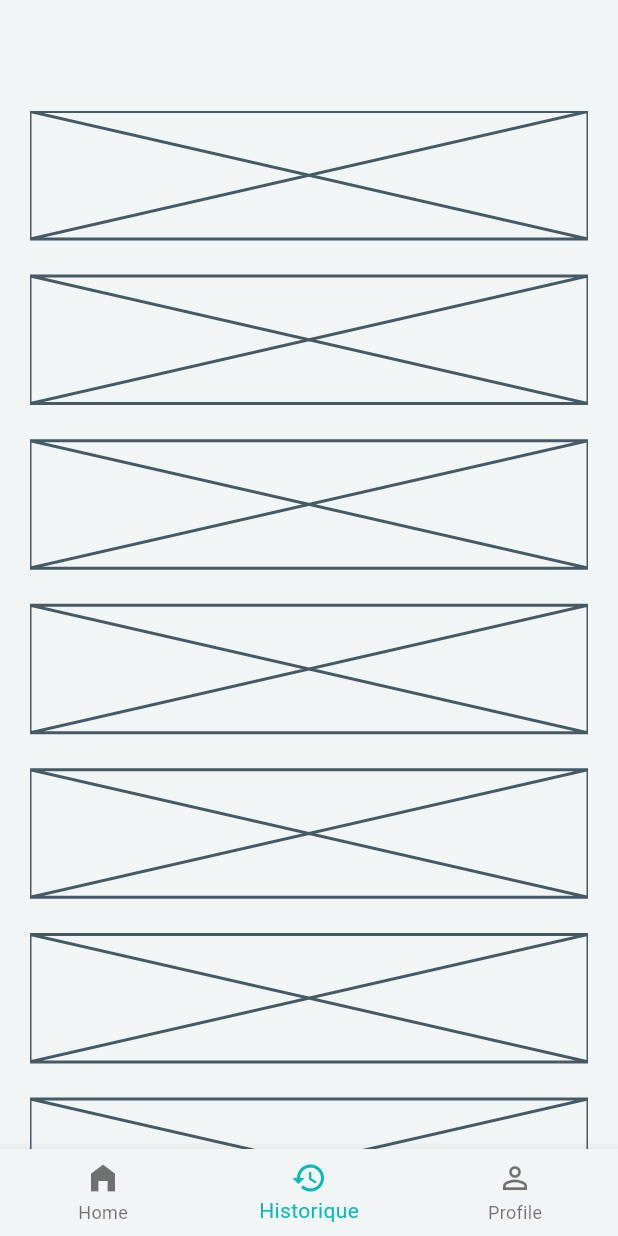
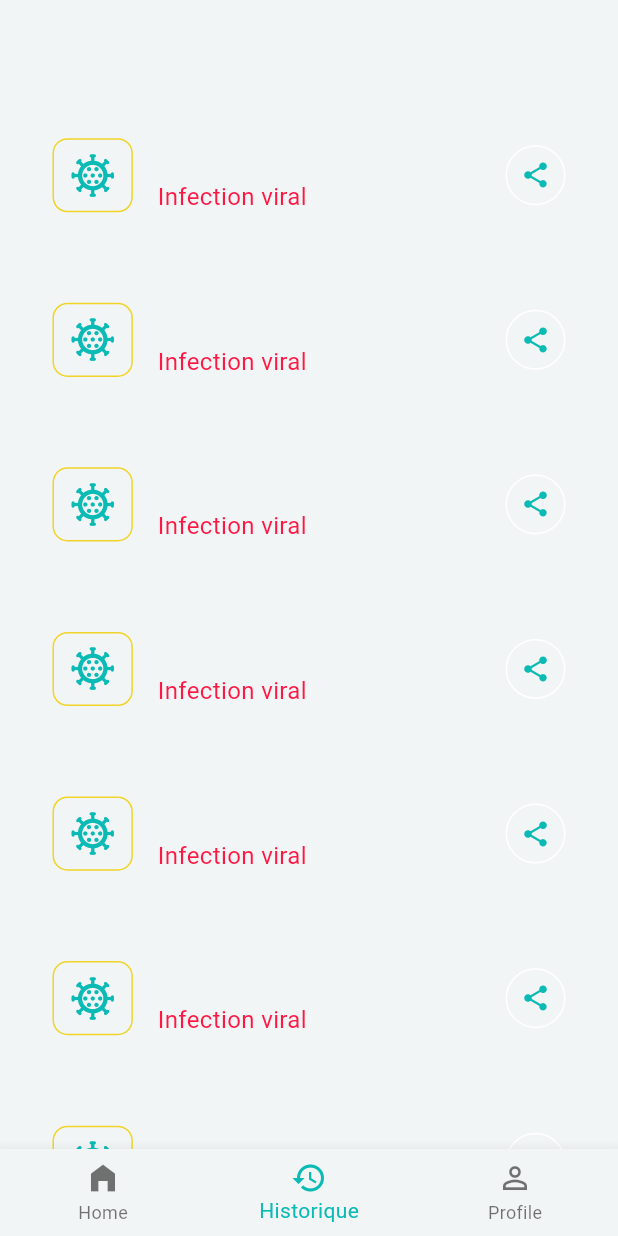
Before and after one commit to KDBismael/scanX-pi, a Flutter app: the screen it shows after launch, item 2 of the bottom bar chosen, on a phone screen of 412 x 824 dp. Run offline on Flutter 3.47's test engine with Material 3 defaults, Android fonts, the light colour scheme and no system bars; our stand-ins replace camera, dartz, equatable, get_it, shared_preferences; missing offline and left inert: datepicker_dropdown.

Commit message:
add analyse result card

```diff
--- a/lib/features/analyse_image/presentation/screens/analyse_historic_screen.dart
+++ b/lib/features/analyse_image/presentation/screens/analyse_historic_screen.dart
@@ -1,4 +1,6 @@
 import 'package:flutter/material.dart';
+import 'package:scanx/features/analyse_image/domain/entities/analyse_result_entity.dart';
+import 'package:scanx/features/analyse_image/presentation/widgets/analyse_result_card.dart';
 
 class AnalyseHistoricScreen extends StatelessWidget {
   const AnalyseHistoricScreen({super.key});
@@ -32,9 +34,12 @@ class AnalyseHistoricScreen extends StatelessWidget {
                   ),
                   itemCount: 10,
                   itemBuilder: (context, index) {
-                    return Placeholder(
-                      fallbackHeight: 85,
-                      fallbackWidth: screenSize.width * 0.9,
+                    return const AnalyseResultCard(
+                      patientResult: AnalyseResultEntity(
+                          id: 1,
+                          npeumoniaType: "viral",
+                          patientAffected: true,
+                          patientName: "Konan Mars"),
                     );
                   },
                 ),
--- a/lib/features/analyse_image/presentation/screens/home_screen.dart
+++ b/lib/features/analyse_image/presentation/screens/home_screen.dart
@@ -1,7 +1,9 @@
 import 'package:flutter/material.dart';
 import 'package:provider/provider.dart';
 import 'package:scanx/core/presentation/widgets/custom_bottom_sheet.dart';
+import 'package:scanx/features/analyse_image/domain/entities/analyse_result_entity.dart';
 import 'package:scanx/features/analyse_image/presentation/provider/analyse_image_provider.dart';
+import 'package:scanx/features/analyse_image/presentation/widgets/analyse_result_card.dart';
 import 'package:scanx/features/analyse_image/presentation/widgets/patient_inputs.dart';
 
 class HomeScreen extends StatelessWidget {
@@ -196,9 +198,13 @@ class HomeScreen extends StatelessWidget {
                               ),
                               itemCount: 10,
                               itemBuilder: (context, index) {
-                                return Placeholder(
-                                  fallbackHeight: 85,
-                                  fallbackWidth: screenSize.width * 0.9,
+                                return const AnalyseResultCard(
+                                  isElevated: true,
+                                  patientResult: AnalyseResultEntity(
+                                      id: 1,
+                                      npeumoniaType: "",
+                                      patientAffected: false,
+                                      patientName: "Konan Jupiter"),
                                 );
                               },
                             ),
@@ -218,13 +224,14 @@ class HomeScreen extends StatelessWidget {
                             border: Border.all(
                               color: Theme.of(context).colorScheme.tertiary,
                             )),
-                        padding: const EdgeInsets.all(9.88),
                         width: screenSize.width * 0.2,
                         height: screenSize.height * 0.1,
-                        child: Icon(
-                          Icons.assignment_turned_in_outlined,
-                          color: Theme.of(context).colorScheme.primary,
-                          size: 34,
+                        child: Center(
+                          child: Icon(
+                            Icons.assignment_turned_in_outlined,
+                            color: Theme.of(context).colorScheme.primary,
+                            size: 34,
+                          ),
                         ),
                       ),
                       SizedBox(width: screenSize.width * 0.03),
--- /dev/null
+++ b/lib/features/analyse_image/presentation/widgets/analyse_result_card.dart
@@ -0,0 +1,83 @@
+import 'package:flutter/material.dart';
+import 'package:scanx/features/analyse_image/domain/entities/analyse_result_entity.dart';
+
+class AnalyseResultCard extends StatelessWidget {
+  const AnalyseResultCard(
+      {super.key, required this.patientResult, this.isElevated = false});
+  final AnalyseResultEntity patientResult;
+  final bool isElevated;
+
+  @override
+  Widget build(BuildContext context) {
+    Size screenSize = MediaQuery.of(context).size;
+    return Container(
+      height: 85,
+      padding: const EdgeInsets.all(15),
+      width: screenSize.width,
+      decoration: BoxDecoration(
+        color: Theme.of(context).colorScheme.secondary,
+        borderRadius: BorderRadius.circular(10),
+        border: isElevated ? Border.all(color: Colors.grey.shade300) : null,
+      ),
+      child: Row(
+        children: [
+          Container(
+            decoration: BoxDecoration(
+                borderRadius: BorderRadius.circular(10),
+                border: Border.all(
+                  color: Theme.of(context).colorScheme.tertiary,
+                )),
+            width: screenSize.width * 0.13,
+            height: screenSize.height * 0.06,
+            child: Center(
+              child: Icon(
+                patientResult.patientAffected
+                    ? Icons.coronavirus_outlined
+                    : Icons.gpp_good_outlined,
+                color: Theme.of(context).colorScheme.primary,
+                size: 34,
+              ),
+            ),
+          ),
+          SizedBox(width: screenSize.width * 0.04),
+          Expanded(
+            child: Column(
+              crossAxisAlignment: CrossAxisAlignment.start,
+              mainAxisAlignment: MainAxisAlignment.center,
+              mainAxisSize: MainAxisSize.max,
+              children: [
+                Text(
+                  patientResult.patientName,
+                  style: const TextStyle(fontSize: 20),
+                ),
+                patientResult.patientAffected
+                    ? Text(
+                        "Infection ${patientResult.npeumoniaType}",
+                        style: TextStyle(
+                            color: Colors.redAccent.shade400, fontSize: 16),
+                      )
+                    : Text(
+                        "Patient saint",
+                        style: TextStyle(color: Colors.greenAccent.shade400),
+                      ),
+              ],
+            ),
+          ),
+          SizedBox(width: screenSize.width * 0.04),
+          SizedBox(
+            width: 40,
+            height: 40,
+            child: OutlinedButton(
+              child: const Icon(
+                Icons.share,
+                size: 20,
+              ),
+              onPressed: () {},
+              style: OutlinedButton.styleFrom(padding: EdgeInsets.all(0)),
+            ),
+          )
+        ],
+      ),
+    );
+  }
+}
```
